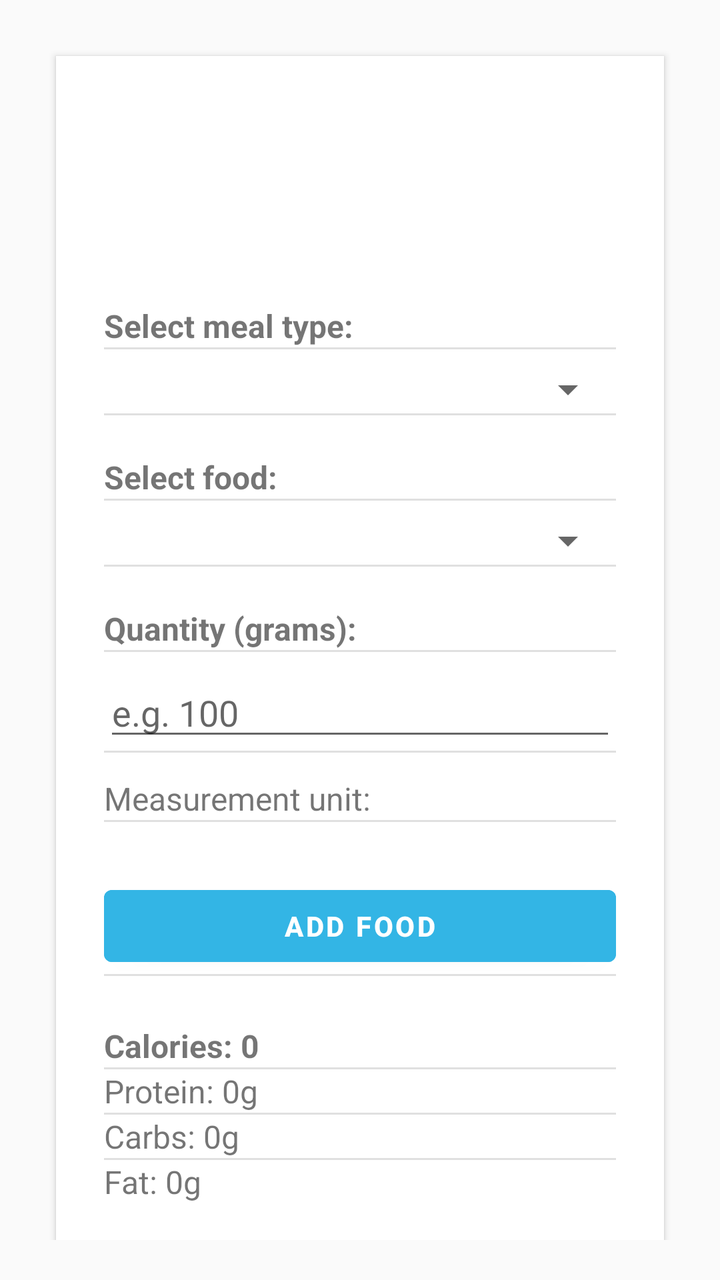
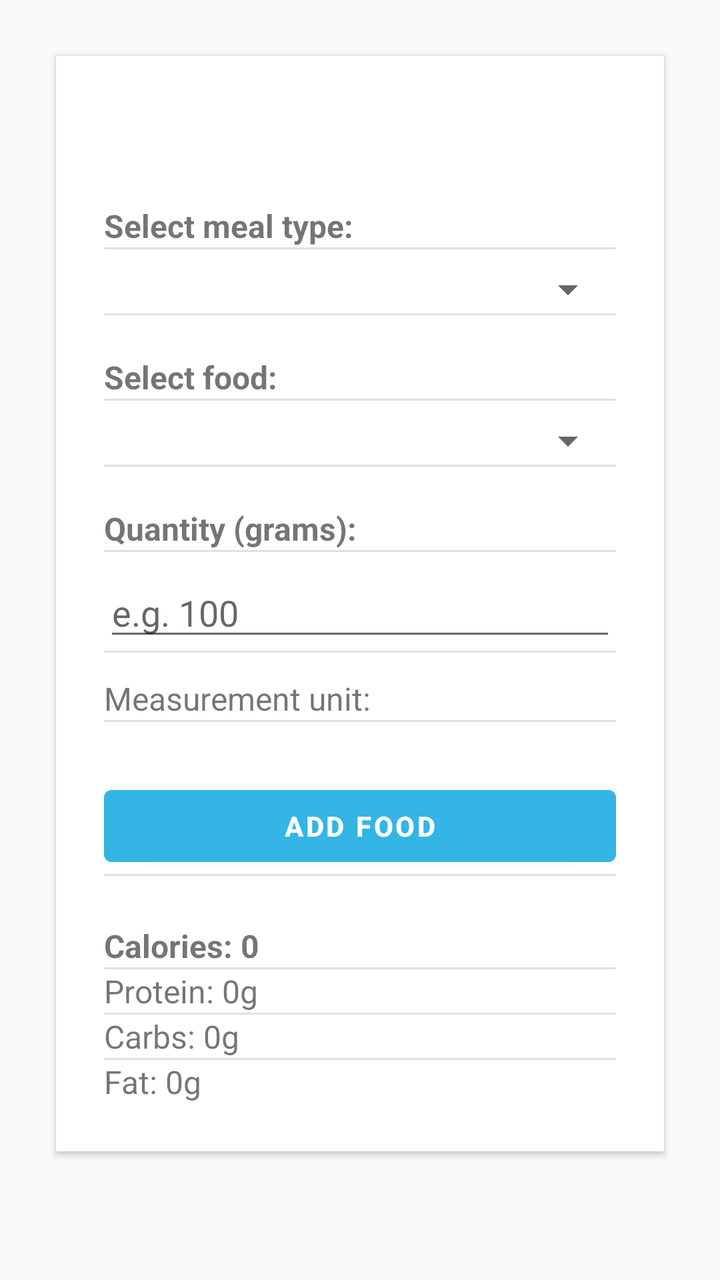

Before-and-after screenshots of an Android layout around one commit, followed by the original layout XML and the change that was made.
<!-- AndroidManifest.xml: application theme Theme.BFit -->
<!-- res/layout/fragment_food_log.xml -->
<?xml version="1.0" encoding="utf-8"?>
<ScrollView xmlns:android="http://schemas.android.com/apk/res/android"
    android:layout_width="match_parent"
    android:layout_height="match_parent"
    android:padding="20dp"
    android:background="#FAFAFA">

    <LinearLayout
        android:orientation="vertical"
        android:layout_width="match_parent"
        android:layout_height="wrap_content"
        android:background="@android:color/white"
        android:padding="24dp"
        android:layout_margin="8dp"
        android:elevation="2dp"
        android:clipToPadding="false"
        android:divider="?android:attr/dividerVertical"
        android:showDividers="middle">

        <TextView
            android:text="Select meal type:"
            android:layout_width="wrap_content"
            android:layout_height="wrap_content"
            android:layout_marginTop="100dp"
            android:textSize="16sp"
            android:textStyle="bold" />

        <Spinner
            android:id="@+id/spinnerMealType"
            android:layout_width="match_parent"
            android:layout_height="wrap_content"
            android:layout_marginTop="8dp" />

        <TextView
            android:text="Select food:"
            android:layout_width="wrap_content"
            android:layout_height="wrap_content"
            android:textSize="16sp"
            android:textStyle="bold"
            android:layout_marginTop="20dp"/>

        <Spinner
            android:id="@+id/spinnerFoodName"
            android:layout_width="match_parent"
            android:layout_height="wrap_content"
            android:layout_marginTop="8dp"/>

        <TextView
            android:text="Quantity (grams):"
            android:layout_width="wrap_content"
            android:layout_height="wrap_content"
            android:textSize="16sp"
            android:textStyle="bold"
            android:layout_marginTop="20dp"/>

        <EditText
            android:id="@+id/editTextQuantity"
            android:layout_width="match_parent"
            android:layout_height="wrap_content"
            android:hint="e.g. 100"
            android:inputType="numberDecimal"
            android:layout_marginTop="8dp" />

        <TextView
            android:id="@+id/tvUnitMeasure"
            android:layout_width="wrap_content"
            android:layout_height="wrap_content"
            android:text="Measurement unit:"
            android:textSize="16sp"
            android:layout_marginTop="12dp"/>

        <Button
            android:id="@+id/buttonAddFood"
            android:text="Add Food"
            android:layout_width="match_parent"
            android:layout_height="wrap_content"
            android:layout_marginTop="28dp"
            android:backgroundTint="@android:color/holo_blue_light"
            android:textColor="@android:color/white"
            android:textStyle="bold"/>

        <TextView
            android:id="@+id/tvCalories"
            android:layout_width="wrap_content"
            android:layout_height="wrap_content"
            android:text="Calories: 0"
            android:textSize="16sp"
            android:layout_marginTop="24dp"
            android:textStyle="bold"/>

        <TextView
            android:id="@+id/tvProtein"
            android:layout_width="wrap_content"
            android:layout_height="wrap_content"
            android:text="Protein: 0g"
            android:textSize="16sp" />

        <TextView
            android:id="@+id/tvCarbs"
            android:layout_width="wrap_content"
            android:layout_height="wrap_content"
            android:text="Carbs: 0g"
            android:textSize="16sp" />

        <TextView
            android:id="@+id/tvFat"
            android:layout_width="wrap_content"
            android:layout_height="wrap_content"
            android:text="Fat: 0g"
            android:textSize="16sp" />

    </LinearLayout>
</ScrollView>
<!-- resources referenced by this layout -->
<resources>
  <style name="Theme.BFit" parent="Theme.MaterialComponents.DayNight.DarkActionBar">
          
          <item name="colorPrimary">@color/purple_500</item>
          <item name="colorPrimaryVariant">@color/purple_700</item>
          <item name="colorOnPrimary">@color/white</item>
          
          <item name="colorSecondary">@color/teal_200</item>
          <item name="colorSecondaryVariant">@color/teal_700</item>
          <item name="colorOnSecondary">@color/black</item>
          
          <item name="android:statusBarColor">?attr/colorPrimaryVariant</item>
          
      </style>
  <color name="purple_500">#FF6200EE</color>
  <color name="purple_700">#FF3700B3</color>
  <color name="white">#FFFFFFFF</color>
  <color name="teal_200">#FF03DAC5</color>
  <color name="teal_700">#FF018786</color>
  <color name="black">#FF000000</color>
</resources>

<!-- the commit's change to res/layout/fragment_food_log.xml (unified diff, before → after) -->
@@ -21,7 +21,7 @@
             android:text="Select meal type:"
             android:layout_width="wrap_content"
             android:layout_height="wrap_content"
-            android:layout_marginTop="100dp"
+            android:layout_marginTop="50dp"
             android:textSize="16sp"
             android:textStyle="bold" />
 
